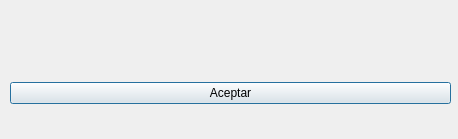
Above: UI/dialogUI.ui from 18Orion/GestorDePacientesRadioterapia before the change. Below: the same form after it.
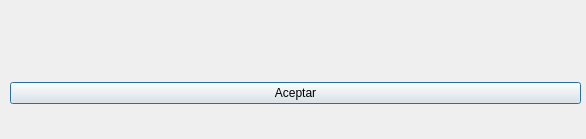
That is the form after the change.

```diff
--- a/UI/dialogUI.ui
+++ b/UI/dialogUI.ui
@@ -6,7 +6,7 @@
    <rect>
     <x>0</x>
     <y>0</y>
-    <width>458</width>
+    <width>586</width>
     <height>139</height>
    </rect>
   </property>
@@ -18,7 +18,7 @@
     <rect>
      <x>10</x>
      <y>10</y>
-     <width>441</width>
+     <width>571</width>
      <height>121</height>
     </rect>
    </property>
```
